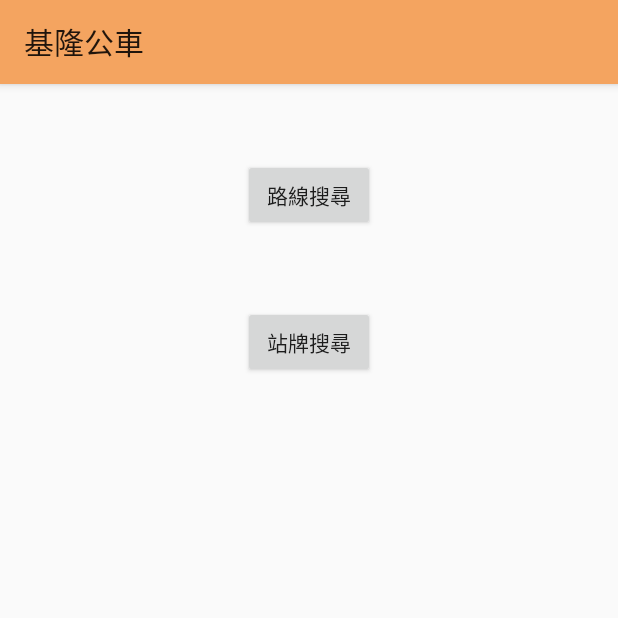
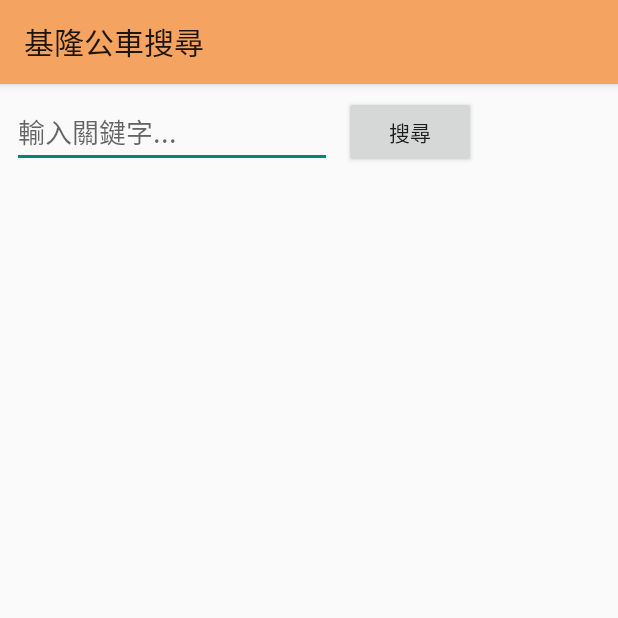
Before and after one commit to lundahuang/Keelung_Bus_Client, an Android app: the screen it shows after launch (MainActivity), on a phone screen of 412 x 824 dp, the top half of it. Run offline under Robolectric (Android 15) with nearby library versions, the phone set to English and light mode, and no system bars.

Commit message:
完成搜尋介面

```diff
--- a/app/src/main/AndroidManifest.xml
+++ b/app/src/main/AndroidManifest.xml
@@ -18,9 +18,8 @@
                 <category android:name="android.intent.category.LAUNCHER" />
             </intent-filter>
         </activity>
-        <activity android:name=".SearchStopActivity" />
-        <activity android:name=".SearchBusActivity" />
         <activity android:name=".BusEstimateTimeActivity" />
+        <activity android:name=".SearchListActivity" />
         <activity android:name=".StopEstimateTimeActivity" />
     </application>
 
--- a/app/src/main/java/com/bus/jc/keelung_bus/MainActivity.java
+++ b/app/src/main/java/com/bus/jc/keelung_bus/MainActivity.java
@@ -1,23 +1,16 @@
 package com.bus.jc.keelung_bus;
 
 import android.content.Intent;
-import android.support.v7.app.ActionBar;
 import android.support.v7.app.AppCompatActivity;
 import android.os.Bundle;
 import android.support.v7.widget.Toolbar;
 import android.view.View;
 import android.widget.Button;
+import android.widget.EditText;
 
-import org.json.JSONException;
-import org.json.JSONObject;
-import java.io.IOException;
 
 public class MainActivity extends AppCompatActivity {
-    Bus_Module bus = new Bus_Module();
-    JSONObject json;
-
-    private Button busbtn;
-    private Button stopbtn;
+    EditText searchTextField;
 
     @Override
     protected void onCreate(Bundle savedInstanceState) {
@@ -26,49 +19,20 @@ public class MainActivity extends AppCompatActivity {
 
         Toolbar toolbar = (Toolbar) findViewById(R.id.toolbar);
         setSupportActionBar(toolbar);
-        getSupportActionBar().setTitle("基隆公車");
+        getSupportActionBar().setTitle("基隆公車搜尋");
 
-        busbtn = (Button) findViewById(R.id.busbtn);
+        searchTextField = (EditText)findViewById(R.id.editText);
+
+        Button busbtn = (Button) findViewById(R.id.searchButton);
         busbtn.setOnClickListener(new View.OnClickListener() {
             @Override
             public void onClick(View v) {
                 Intent i = new Intent();
-                i.setClass(MainActivity.this, SearchBusActivity.class);
+                i.putExtra("KeyWords",searchTextField.getText().toString());
+                i.setClass(MainActivity.this, SearchListActivity.class);
                 startActivityForResult(i,0);
             }
         });
 
-        stopbtn = (Button) findViewById(R.id.stopbtn);
-        stopbtn.setOnClickListener(new View.OnClickListener() {
-            @Override
-            public void onClick(View v) {
-                Intent i = new Intent();
-                i.setClass(MainActivity.this, SearchStopActivity.class);
-                startActivityForResult(i,0);
-            }
-        });
-    }
-
-    @Override
-    protected void onStart() {
-        super.onStart();
-        Thread thread = new Thread(new Runnable() {
-            @Override
-            public void run() {
-                try {
-                    json = bus.searchBus("海大");
-                    System.out.println(json);
-                    json = bus.busStopEstimateTime("情人湖濱海大道紀念碑",true);
-                    System.out.println(json);
-                    json = bus.busRouteEstimateTime("3052",true);
-                    System.out.println(json);
-                } catch (IOException e) {
-                    e.printStackTrace();
-                } catch (JSONException e) {
-                    e.printStackTrace();
-                }
-            }
-        });
-        thread.start();
     }
 }
--- a/app/src/main/res/layout/activity_main.xml
+++ b/app/src/main/res/layout/activity_main.xml
@@ -20,28 +20,26 @@
         app:layout_constraintLeft_toLeftOf="parent"
         app:layout_constraintTop_toTopOf="parent" />
 
-    <Button
-        android:id="@+id/busbtn"
+    <EditText
+        android:id="@+id/editText"
         android:layout_width="wrap_content"
         android:layout_height="wrap_content"
-        android:layout_alignStart="@+id/stopbtn"
-        android:layout_below="@+id/toolbar"
-        android:layout_marginTop="50dp"
-        android:text="路線搜尋"
-        app:layout_constraintTop_toBottomOf="@+id/toolbar"
-        app:layout_constraintRight_toRightOf="parent"
-        app:layout_constraintLeft_toLeftOf="parent" />
+        android:layout_marginLeft="8dp"
+        android:layout_marginTop="8dp"
+        android:ems="10"
+        android:hint="輸入關鍵字..."
+        android:inputType="textPersonName"
+        app:layout_constraintLeft_toLeftOf="parent"
+        app:layout_constraintTop_toBottomOf="@+id/toolbar" />
 
     <Button
-        android:id="@+id/stopbtn"
+        android:id="@+id/searchButton"
         android:layout_width="wrap_content"
         android:layout_height="wrap_content"
-        android:layout_below="@+id/busbtn"
-        android:layout_centerHorizontal="true"
-        android:layout_marginTop="50dp"
-        android:text="站牌搜尋"
-        app:layout_constraintTop_toBottomOf="@+id/busbtn"
-        app:layout_constraintRight_toRightOf="parent"
-        app:layout_constraintLeft_toLeftOf="parent" />
+        android:layout_marginLeft="8dp"
+        android:layout_marginTop="8dp"
+        android:text="搜尋"
+        app:layout_constraintLeft_toRightOf="@+id/editText"
+        app:layout_constraintTop_toBottomOf="@+id/toolbar" />
 
 </android.support.constraint.ConstraintLayout>
```
Also changed, not shown: app/src/main/java/com/bus/jc/keelung_bus/SearchBusActivity.java (deleted, +0 -49 lines), app/src/main/java/com/bus/jc/keelung_bus/SearchListActivity.java (added, +101 -0 lines), app/src/main/java/com/bus/jc/keelung_bus/SearchStopActivity.java (deleted, +0 -51 lines), app/src/main/res/layout/activity_bus_estimate_time.xml (+11 -18 lines), app/src/main/res/layout/activity_search_bus.xml (deleted, +0 -52 lines), app/src/main/res/layout/activity_search_list.xml (added, +35 -0 lines), app/src/main/res/layout/activity_search_stop.xml (deleted, +0 -49 lines), app/src/main/res/layout/activity_stop_estimate_time.xml (+13 -10 lines).
